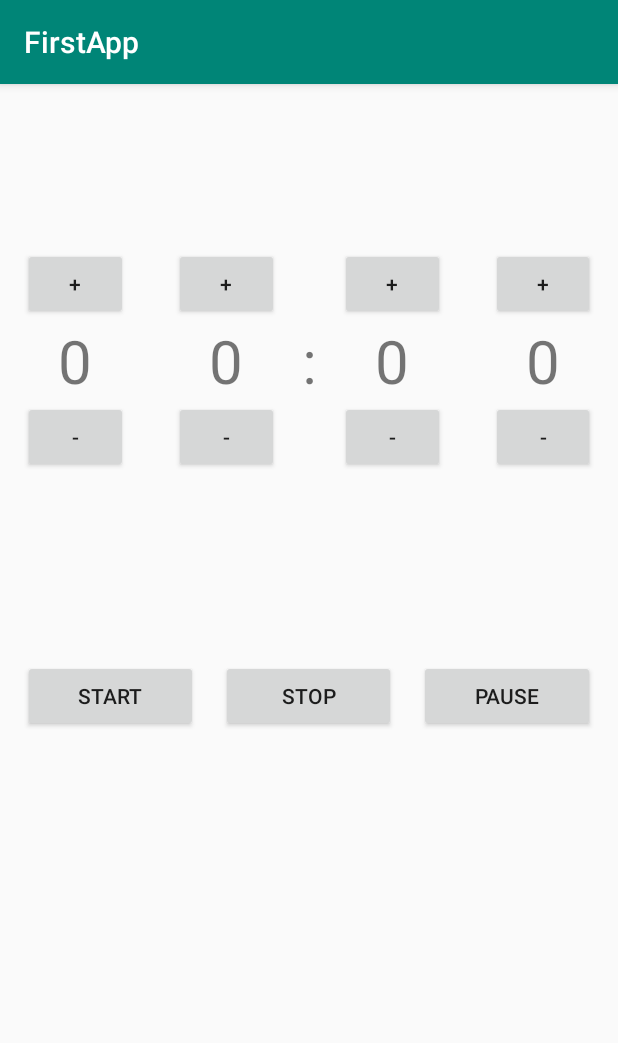
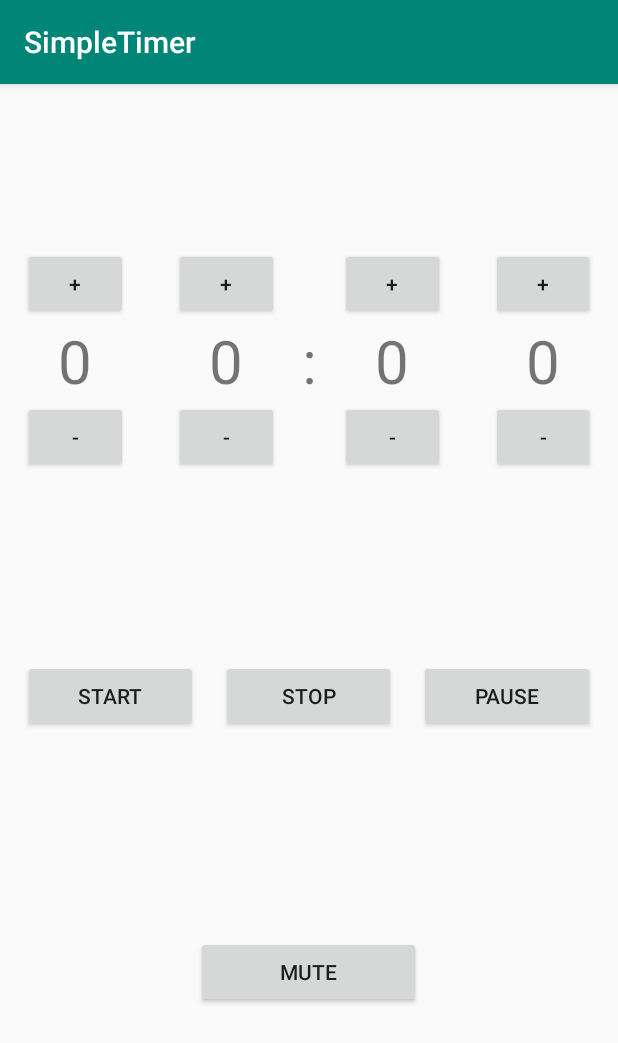
Before and after one commit to PotatoBooi/TimerBeta, an Android app: the screen it shows after launch (MainActivity), after a tap on "START", on a phone screen of 412 x 824 dp. Shown: the top 1043 px of the screen. Run offline under Robolectric (Android 15) with nearby library versions, the phone set to English and light mode, and no system bars.

```diff
--- a/app/src/main/AndroidManifest.xml
+++ b/app/src/main/AndroidManifest.xml
@@ -1,6 +1,6 @@
 <?xml version="1.0" encoding="utf-8"?>
 <manifest xmlns:android="http://schemas.android.com/apk/res/android"
-          package="com.firstapps.damianf.firstapp">
+          xmlns:tools="http://schemas.android.com/tools" package="com.firstapps.damianf.firstapp">
 
     <application
             android:allowBackup="true"
@@ -8,7 +8,7 @@
             android:label="@string/app_name"
             android:roundIcon="@mipmap/ic_launcher_round"
             android:supportsRtl="true"
-            android:theme="@style/AppTheme">
+            android:theme="@style/AppTheme" tools:ignore="GoogleAppIndexingWarning">
         <activity android:name=".MainActivity">
             <intent-filter>
                 <action android:name="android.intent.action.MAIN"/>
--- a/app/src/main/res/layout/activity_main.xml
+++ b/app/src/main/res/layout/activity_main.xml
@@ -1,7 +1,9 @@
 <?xml version="1.0" encoding="utf-8"?>
 <LinearLayout xmlns:android="http://schemas.android.com/apk/res/android"
               android:layout_width="match_parent"
-              android:layout_height="match_parent" android:orientation="vertical"
+              android:layout_height="match_parent"
+
+              android:orientation="vertical"
 >
     <LinearLayout
             android:layout_width="match_parent"
@@ -136,6 +138,15 @@
             android:layout_height="0dp"
             android:layout_margin="15dp"
             android:layout_weight="1"
+            android:orientation="vertical"
+    >
+
+        <LinearLayout
+                android:layout_width="match_parent"
+                android:layout_height="0dp"
+
+                android:layout_weight="1"
+
         >
             <Button
                     android:layout_marginRight="15dp"
@@ -155,6 +166,16 @@
                     android:layout_width="wrap_content"
                     android:layout_height="wrap_content" android:id="@+id/buttonPause" android:layout_weight="1"/>
         </LinearLayout>
-
-
+        <LinearLayout android:layout_width="match_parent" android:layout_height="0dp" android:layout_weight="1"
+                      android:orientation="horizontal"  android:gravity="center_horizontal">
+            <Button
+                    android:id="@+id/buttonMute"
+                    android:layout_width="150dp"
+                    android:layout_height="wrap_content"
+                    android:text="Mute"
+                    android:onClick="onClick"
+                    android:visibility="invisible"
+            />
         </LinearLayout>
+    </LinearLayout>
+</LinearLayout>
--- a/app/src/main/res/values/strings.xml
+++ b/app/src/main/res/values/strings.xml
@@ -1,3 +1,3 @@
 <resources>
-    <string name="app_name">FirstApp</string>
+    <string name="app_name">SimpleTimer</string>
 </resources>
```
Also changed, not shown: app/src/main/java/com/firstapps/damianf/firstapp/MainActivity.kt (+33 -31 lines). Lines whose indentation alone changed are shown as unchanged.
